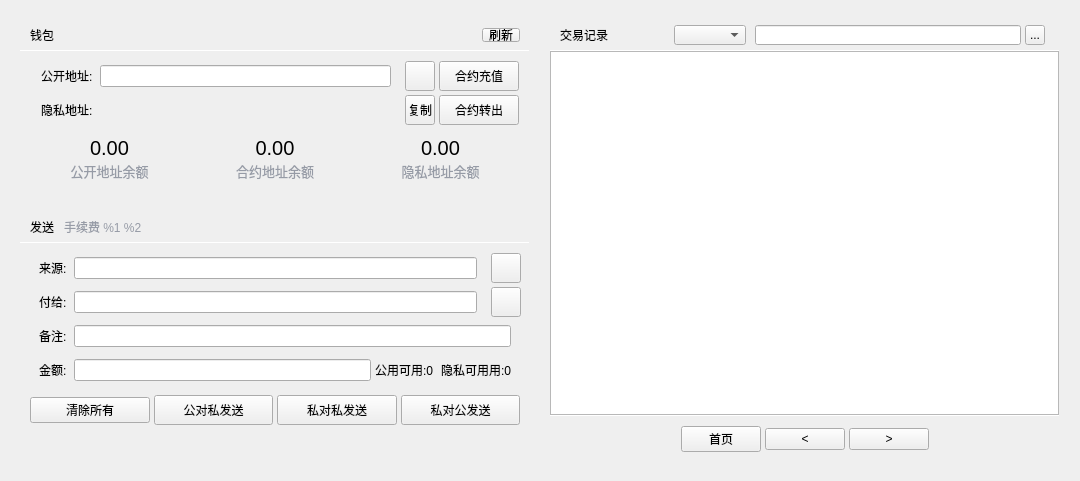
YingQm/dplatform-qt, file src/forms/privacyui.ui: the form before one commit.
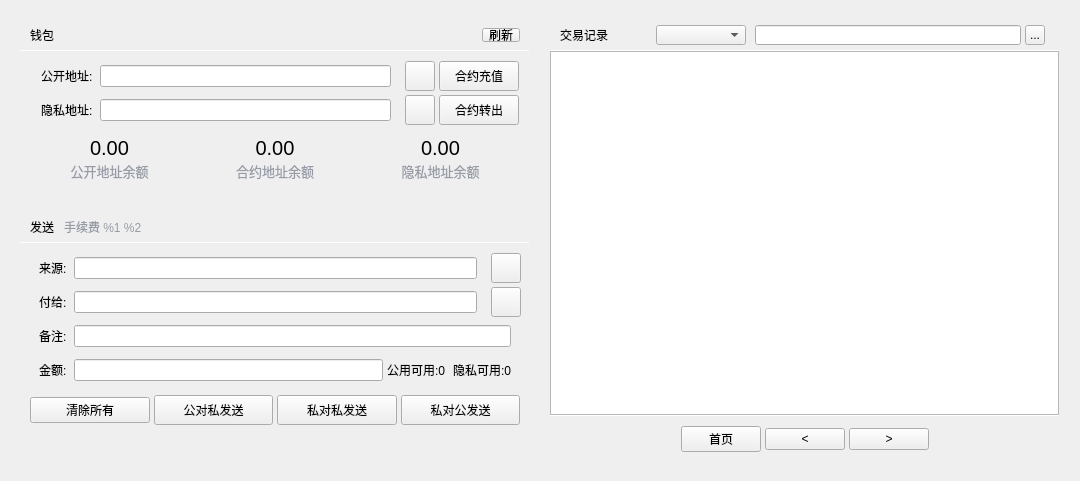
The form after the commit. Icons and pictures are not drawn. Custom widgets are drawn as their Qt base class.

Commit message: privacy ui blue“

```diff
--- a/src/forms/privacyui.ui
+++ b/src/forms/privacyui.ui
@@ -18,6 +18,24 @@
     <number>0</number>
    </property>
    <property name="leftMargin">
+    <number>0</number>
+   </property>
+   <property name="topMargin">
+    <number>0</number>
+   </property>
+   <property name="rightMargin">
+    <number>0</number>
+   </property>
+   <property name="bottomMargin">
+    <number>0</number>
+   </property>
+   <item>
+    <widget class="QWidget" name="PrivacyUIWidget" native="true">
+     <layout class="QVBoxLayout" name="verticalLayout_4">
+      <property name="spacing">
+       <number>0</number>
+      </property>
+      <property name="leftMargin">
     <number>20</number>
    </property>
    <property name="topMargin">
@@ -30,7 +48,7 @@
     <number>20</number>
    </property>
    <item>
-    <widget class="QWidget" name="horizontalWidget" native="true">
+       <widget class="QWidget" name="PrivacyUIWidget_3" native="true">
      <layout class="QHBoxLayout" name="horizontalLayout">
       <property name="spacing">
        <number>20</number>
@@ -319,8 +337,32 @@
                   <number>4</number>
                  </property>
                  <property name="leftMargin">
+                     <number>0</number>
+                    </property>
+                    <item>
+                     <widget class="QWidget" name="selectWidget_1" native="true">
+                      <property name="minimumSize">
+                       <size>
+                        <width>100</width>
+                        <height>0</height>
+                       </size>
+                      </property>
+                      <layout class="QHBoxLayout" name="horizontalLayout_8">
+                       <property name="spacing">
+                        <number>4</number>
+                       </property>
+                       <property name="leftMargin">
                   <number>10</number>
                  </property>
+                       <property name="topMargin">
+                        <number>0</number>
+                       </property>
+                       <property name="rightMargin">
+                        <number>10</number>
+                       </property>
+                       <property name="bottomMargin">
+                        <number>0</number>
+                       </property>
                  <item>
                   <widget class="QLabel" name="label_3">
                    <property name="minimumSize">
@@ -341,17 +383,16 @@
                   </widget>
                  </item>
                  <item>
-                  <widget class="QLabel" name="PrivacyAddrLabel">
-                   <property name="text">
-                    <string/>
-                   </property>
+                        <widget class="QLineEdit" name="PrivacyAddrEdit"/>
+                       </item>
+                      </layout>
                   </widget>
                  </item>
                  <item>
                   <widget class="QToolButton" name="copyBtn">
                    <property name="minimumSize">
                     <size>
-                     <width>0</width>
+                        <width>30</width>
                      <height>30</height>
                     </size>
                    </property>
@@ -361,8 +402,11 @@
                      <height>30</height>
                     </size>
                    </property>
+                      <property name="styleSheet">
+                       <string notr="true">QPushButton{ background-color: #2c2c2c;border-radius: 4px;border: none;width: 30px; height: 30px;}</string>
+                      </property>
                    <property name="text">
-                    <string>复制</string>
+                       <string/>
                    </property>
                   </widget>
                  </item>
@@ -407,7 +451,7 @@
                 <height>16777214</height>
                </size>
               </property>
-              <layout class="QHBoxLayout" name="horizontalLayout_5">
+                 <layout class="QHBoxLayout" name="horizontalLayout_51">
                <property name="leftMargin">
                 <number>10</number>
                </property>
@@ -792,7 +836,7 @@
                 <height>16777215</height>
                </size>
               </property>
-              <layout class="QVBoxLayout" name="verticalLayout_3">
+                 <layout class="QVBoxLayout" name="verticalLayout_31">
                <property name="spacing">
                 <number>4</number>
                </property>
@@ -1056,7 +1100,7 @@
                     <item>
                      <widget class="QLabel" name="usablePrivacyLabel">
                       <property name="text">
-                       <string>隐私可用用:0</string>
+                          <string>隐私可用:0</string>
                       </property>
                      </widget>
                     </item>
@@ -1174,7 +1218,7 @@
       </item>
       <item>
        <widget class="QWidget" name="privacyTxsWidget" native="true">
-        <layout class="QVBoxLayout" name="verticalLayout_2">
+           <layout class="QVBoxLayout" name="verticalLayout_21">
          <property name="spacing">
           <number>0</number>
          </property>
@@ -1232,7 +1276,7 @@
              <widget class="QComboBox" name="typeWidget">
               <property name="minimumSize">
                <size>
-                <width>0</width>
+                   <width>90</width>
                 <height>20</height>
                </size>
               </property>
@@ -1473,6 +1517,9 @@
                </size>
               </property>
              </spacer>
+               </item>
+              </layout>
+             </widget>
             </item>
            </layout>
           </widget>
```
Left out of the diff: 16 changed lines with no effect on the pictures. Lines whose indentation alone changed are shown as unchanged. The commit also changes 14 other files.
